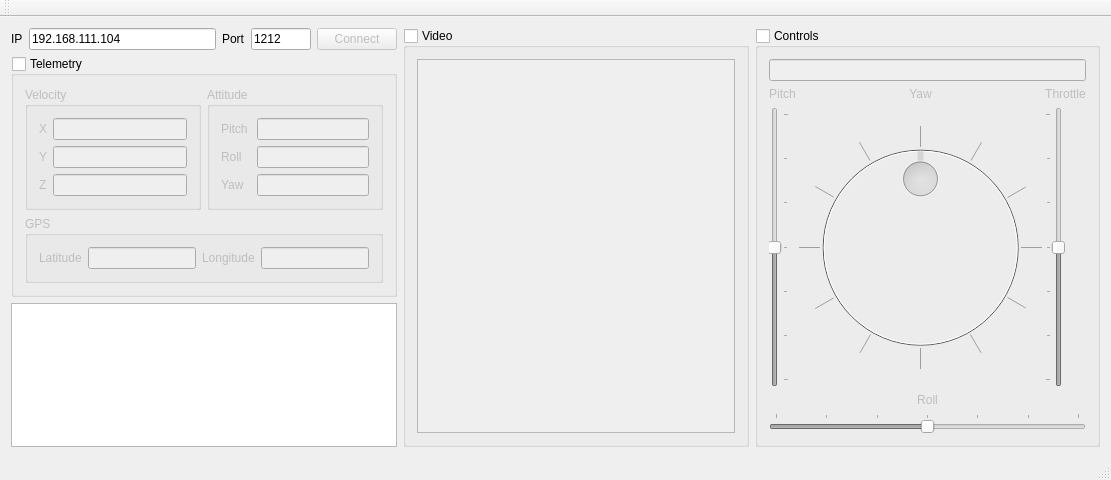
First picture: the form in DJI_PC_CONTROLLER/mainwindow.ui, repository pisarik/dji-phantom-pc-sdk, before the edit.
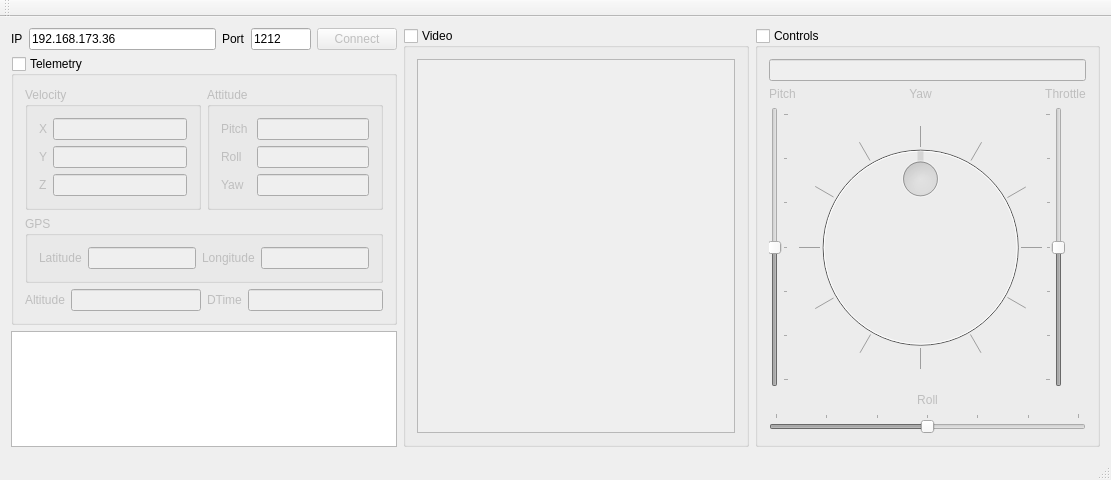
Second picture: the form after the edit.

Commit message: time and altitude added to telemetry

The edit to the form file:
```diff
--- a/DJI_PC_CONTROLLER/mainwindow.ui
+++ b/DJI_PC_CONTROLLER/mainwindow.ui
@@ -41,7 +41,7 @@
            </size>
           </property>
           <property name="text">
-           <string>192.168.111.104</string>
+           <string>192.168.173.36</string>
           </property>
          </widget>
         </item>
@@ -306,6 +306,46 @@
            </layout>
           </widget>
          </item>
+         <item>
+          <layout class="QHBoxLayout" name="EtcBox">
+           <item>
+            <layout class="QHBoxLayout" name="horizontalLayout_15">
+             <item>
+              <widget class="QLabel" name="label_16">
+               <property name="text">
+                <string>Altitude</string>
+               </property>
+              </widget>
+             </item>
+             <item>
+              <widget class="QLineEdit" name="altitude_edit">
+               <property name="readOnly">
+                <bool>true</bool>
+               </property>
+              </widget>
+             </item>
+            </layout>
+           </item>
+           <item>
+            <layout class="QHBoxLayout" name="horizontalLayout_17">
+             <item>
+              <widget class="QLabel" name="label_17">
+               <property name="text">
+                <string>DTime</string>
+               </property>
+              </widget>
+             </item>
+             <item>
+              <widget class="QLineEdit" name="dtime_edit">
+               <property name="readOnly">
+                <bool>true</bool>
+               </property>
+              </widget>
+             </item>
+            </layout>
+           </item>
+          </layout>
+         </item>
         </layout>
        </widget>
       </item>
```
The commit also changes 4 other files.
